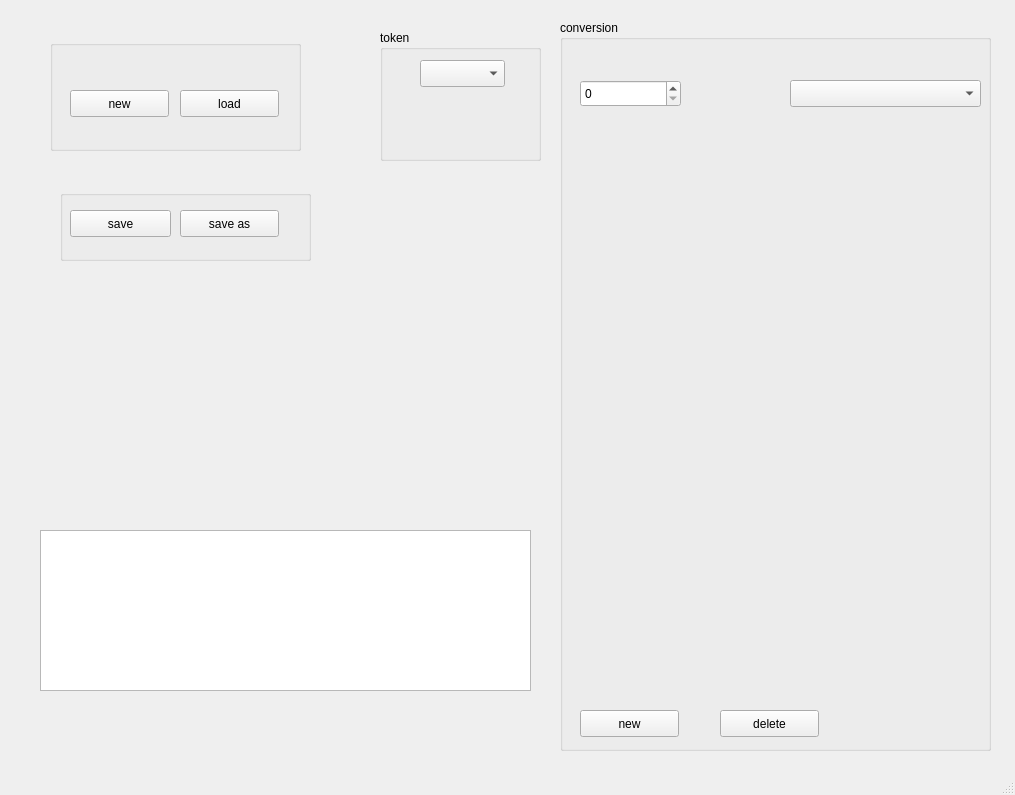
Qt form TypedTokenEditor/editor_typed_token.ui (heinz-preisig/ProMo-packages-OntologyBuilder) before a commit.
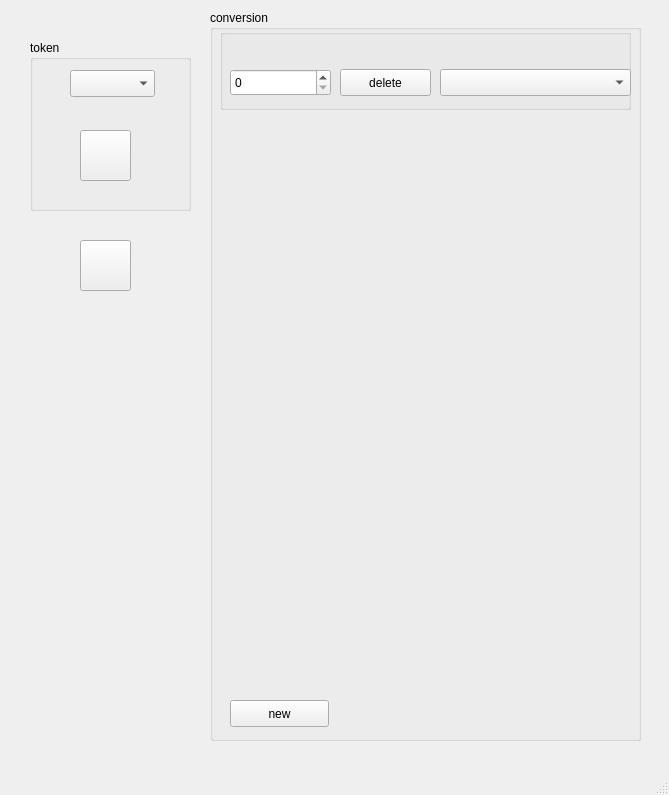
The same form after that commit.

```diff
--- a/TypedTokenEditor/editor_typed_token.ui
+++ b/TypedTokenEditor/editor_typed_token.ui
@@ -6,7 +6,7 @@
    <rect>
     <x>0</x>
     <y>0</y>
-    <width>1015</width>
+    <width>669</width>
     <height>795</height>
    </rect>
   </property>
@@ -17,10 +17,10 @@
    <widget class="QGroupBox" name="groupToken">
     <property name="geometry">
      <rect>
-      <x>380</x>
-      <y>30</y>
+      <x>30</x>
+      <y>40</y>
       <width>161</width>
-      <height>131</height>
+      <height>171</height>
      </rect>
     </property>
     <property name="title">
@@ -36,12 +36,25 @@
       </rect>
      </property>
     </widget>
+    <widget class="QPushButton" name="pushAddTypedToken">
+     <property name="geometry">
+      <rect>
+       <x>50</x>
+       <y>90</y>
+       <width>51</width>
+       <height>51</height>
+      </rect>
+     </property>
+     <property name="text">
+      <string/>
+     </property>
+    </widget>
    </widget>
    <widget class="QGroupBox" name="groupConversion">
     <property name="geometry">
      <rect>
-      <x>560</x>
-      <y>20</y>
+      <x>210</x>
+      <y>10</y>
       <width>431</width>
       <height>731</height>
      </rect>
@@ -49,29 +62,13 @@
     <property name="title">
      <string>conversion</string>
     </property>
-    <widget class="QComboBox" name="comboConversion">
-     <property name="geometry">
-      <rect>
-       <x>230</x>
-       <y>60</y>
-       <width>191</width>
-       <height>27</height>
-      </rect>
-     </property>
-     <property name="sizePolicy">
-      <sizepolicy hsizetype="Fixed" vsizetype="Fixed">
-       <horstretch>0</horstretch>
-       <verstretch>0</verstretch>
-      </sizepolicy>
-     </property>
-    </widget>
     <widget class="QWidget" name="formLayoutWidget">
      <property name="geometry">
       <rect>
        <x>20</x>
-       <y>110</y>
+       <y>120</y>
        <width>191</width>
-       <height>561</height>
+       <height>551</height>
       </rect>
      </property>
      <layout class="QFormLayout" name="formReactants">
@@ -87,9 +84,9 @@
      <property name="geometry">
       <rect>
        <x>230</x>
-       <y>110</y>
+       <y>120</y>
        <width>191</width>
-       <height>561</height>
+       <height>551</height>
       </rect>
      </property>
      <layout class="QFormLayout" name="formProducts">
@@ -111,117 +108,71 @@
       <string>new</string>
      </property>
     </widget>
-    <widget class="QPushButton" name="pushDelete">
-     <property name="geometry">
-      <rect>
-       <x>160</x>
-       <y>690</y>
-       <width>99</width>
-       <height>27</height>
-      </rect>
-     </property>
-     <property name="text">
-      <string>delete</string>
-     </property>
-    </widget>
-    <widget class="QSpinBox" name="spinConversion">
-     <property name="geometry">
-      <rect>
-       <x>20</x>
-       <y>60</y>
-       <width>101</width>
-       <height>27</height>
-      </rect>
-     </property>
-    </widget>
-   </widget>
-   <widget class="QGroupBox" name="groupStart">
-    <property name="geometry">
-     <rect>
-      <x>50</x>
-      <y>40</y>
-      <width>251</width>
-      <height>111</height>
-     </rect>
-    </property>
-    <property name="title">
-     <string/>
-    </property>
-    <widget class="QPushButton" name="pushNew">
-     <property name="geometry">
-      <rect>
-       <x>20</x>
-       <y>50</y>
-       <width>99</width>
-       <height>27</height>
-      </rect>
-     </property>
-     <property name="text">
-      <string>new</string>
-     </property>
-    </widget>
-    <widget class="QPushButton" name="pushLoad">
-     <property name="geometry">
-      <rect>
-       <x>130</x>
-       <y>50</y>
-       <width>99</width>
-       <height>27</height>
-      </rect>
-     </property>
-     <property name="text">
-      <string>load</string>
-     </property>
-    </widget>
-   </widget>
-   <widget class="QGroupBox" name="groupSaving">
-    <property name="geometry">
-     <rect>
-      <x>60</x>
-      <y>190</y>
-      <width>251</width>
-      <height>71</height>
-     </rect>
-    </property>
-    <property name="title">
-     <string/>
-    </property>
-    <widget class="QPushButton" name="pushSaveAs">
-     <property name="geometry">
-      <rect>
-       <x>120</x>
-       <y>20</y>
-       <width>99</width>
-       <height>27</height>
-      </rect>
-     </property>
-     <property name="text">
-      <string>save as</string>
-     </property>
-    </widget>
-    <widget class="QPushButton" name="pushSave">
+    <widget class="QGroupBox" name="groupConverstonControl">
      <property name="geometry">
       <rect>
        <x>10</x>
-       <y>20</y>
-       <width>101</width>
-       <height>27</height>
+       <y>19</y>
+       <width>411</width>
+       <height>81</height>
       </rect>
      </property>
-     <property name="text">
-      <string>save</string>
+     <property name="title">
+      <string/>
      </property>
+     <widget class="QSpinBox" name="spinConversion">
+      <property name="geometry">
+       <rect>
+        <x>10</x>
+        <y>40</y>
+        <width>101</width>
+        <height>27</height>
+       </rect>
+      </property>
+     </widget>
+     <widget class="QPushButton" name="pushDelete">
+      <property name="geometry">
+       <rect>
+        <x>120</x>
+        <y>40</y>
+        <width>91</width>
+        <height>27</height>
+       </rect>
+      </property>
+      <property name="text">
+       <string>delete</string>
+      </property>
+     </widget>
+     <widget class="QComboBox" name="comboConversion">
+      <property name="geometry">
+       <rect>
+        <x>220</x>
+        <y>40</y>
+        <width>191</width>
+        <height>27</height>
+       </rect>
+      </property>
+      <property name="sizePolicy">
+       <sizepolicy hsizetype="Fixed" vsizetype="Fixed">
+        <horstretch>0</horstretch>
+        <verstretch>0</verstretch>
+       </sizepolicy>
+      </property>
+     </widget>
     </widget>
    </widget>
-   <widget class="QTextBrowser" name="message_box">
+   <widget class="QPushButton" name="pushSave">
     <property name="geometry">
      <rect>
-      <x>40</x>
-      <y>530</y>
-      <width>491</width>
-      <height>161</height>
+      <x>80</x>
+      <y>240</y>
+      <width>51</width>
+      <height>51</height>
      </rect>
     </property>
+    <property name="text">
+     <string/>
+    </property>
    </widget>
   </widget>
   <widget class="QMenuBar" name="menubar">
```
Left out of the diff: 37 changed lines with no effect on the pictures.
